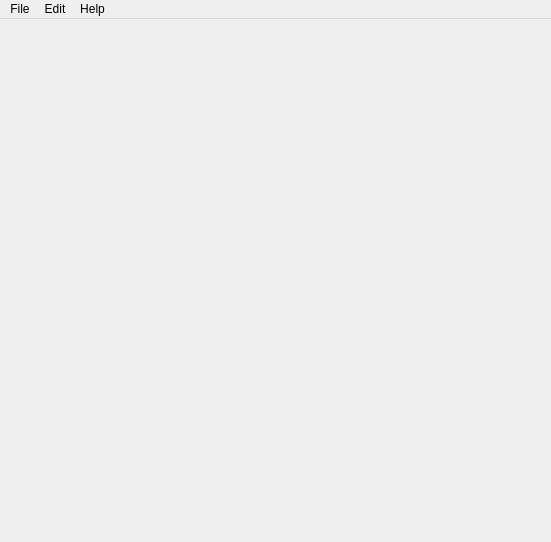
Old version of the form src/lib/luma/base/gui/MainWinDesign.ui in the repository einaru/luma.
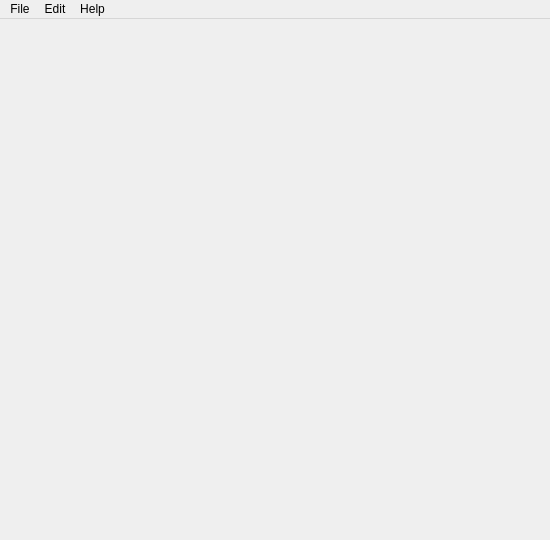
New version of the form.

Diff of the .ui file:
```diff
--- a/src/lib/luma/base/gui/MainWinDesign.ui
+++ b/src/lib/luma/base/gui/MainWinDesign.ui
@@ -6,8 +6,8 @@
    <rect>
     <x>0</x>
     <y>0</y>
-    <width>551</width>
-    <height>542</height>
+    <width>550</width>
+    <height>540</height>
    </rect>
   </property>
   <property name="windowTitle">
@@ -34,7 +34,7 @@
     <rect>
      <x>0</x>
      <y>0</y>
-     <width>551</width>
+     <width>550</width>
      <height>23</height>
     </rect>
    </property>
```
Left out of the diff: 17 changed lines with no effect on the pictures.
